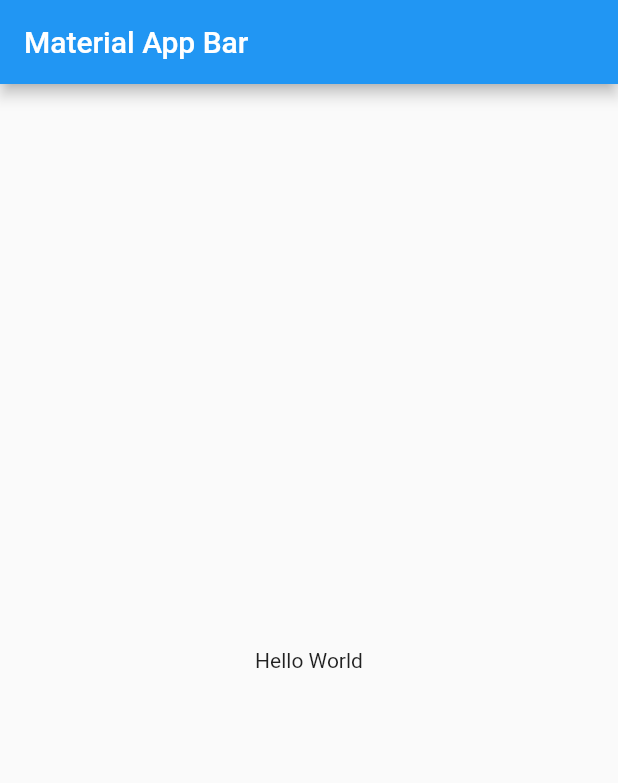
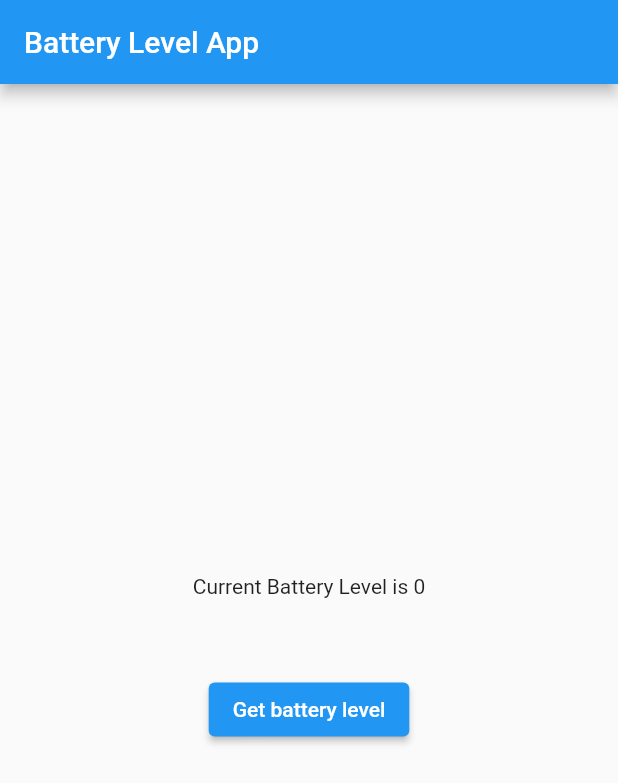
Before and after one commit to Boombokz/native_code_battery_app, a Flutter app: the screen it shows after launch, on a phone screen of 412 x 824 dp. Shown: the top 783 px of the screen. Run offline on Flutter 3.47's test engine with Material 2 defaults, Android fonts, the phone set to English and light mode, and no system bars.

Commit message:
Ios native code added

```diff
--- /dev/null
+++ b/lib/ios_native_service/ios_native_service.dart
@@ -0,0 +1,11 @@
+import 'package:flutter/services.dart';
+
+class IosNativeService {
+  static const _batteryChannel = MethodChannel('battery_level_app/battery');
+
+  static Future<int> getBatteryLevel() async {
+    final testArguments = {'name' : 'Example String'};
+    final int batteryLevel = await _batteryChannel.invokeMethod('getBatteryLevel', testArguments);
+    return batteryLevel;
+  }
+}
--- a/lib/main.dart
+++ b/lib/main.dart
@@ -1,19 +1,45 @@
+import 'package:battery_level_app/ios_native_service/ios_native_service.dart';
 import 'package:flutter/material.dart';
 
-void main() => runApp(MyApp());
+void main() => runApp(const MyApp());
 
-class MyApp extends StatelessWidget {
+class MyApp extends StatefulWidget {
+  const MyApp({Key? key}) : super(key: key);
+
+  @override
+  State<MyApp> createState() => _MyAppState();
+}
+
+class _MyAppState extends State<MyApp> {
+  int batteryLevel = 0;
+
   @override
   Widget build(BuildContext context) {
+    print(batteryLevel);
     return MaterialApp(
+      debugShowCheckedModeBanner: false,
       title: 'Material App',
       home: Scaffold(
         appBar: AppBar(
-          title: Text('Material App Bar'),
+          title: const Text('Battery Level App'),
         ),
         body: Center(
-          child: Container(
-            child: Text('Hello World'),
+          child: Column(
+            mainAxisAlignment: MainAxisAlignment.center,
+            crossAxisAlignment: CrossAxisAlignment.center,
+            children: [
+              Text('Current Battery Level is $batteryLevel'),
+              const SizedBox(
+                height: 50,
+              ),
+              ElevatedButton(
+                  onPressed: () {
+                    setState(() {
+                      final batteryLevel = IosNativeService.getBatteryLevel();
+                    });
+                  },
+                  child: const Text('Get battery level'))
+            ],
           ),
         ),
       ),
```
Also changed, not shown: 3 other files.
